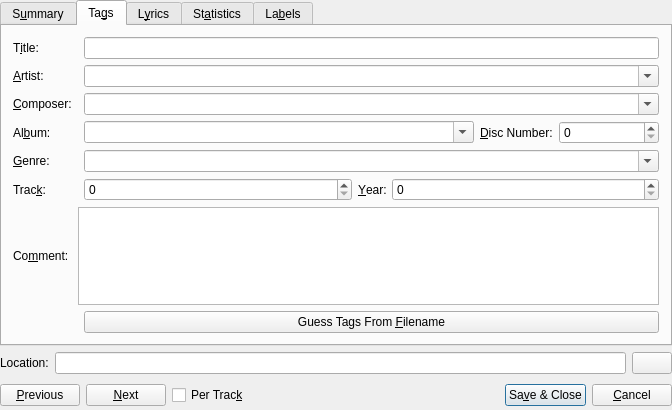
Before: the Qt Designer form src/dialogs/TagDialogBase.ui in KDE/amarok, drawn with Qt 5.
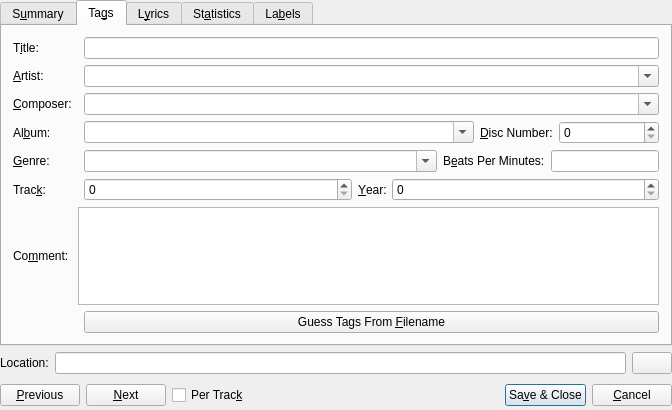
After: the same form once the commit is applied. The open tabs and pages were chosen to show the change. Custom widgets are drawn as their Qt base class.

Commit message: Issue #214056 Ability to edit BPM in Tag Edit Dialog

The edit to the form file:
```diff
--- a/src/dialogs/TagDialogBase.ui
+++ b/src/dialogs/TagDialogBase.ui
@@ -318,22 +318,6 @@
              </property>
             </widget>
            </item>
-           <item row="4" column="2">
-            <widget class="KComboBox" name="kComboBox_genre">
-             <property name="sizePolicy">
-              <sizepolicy hsizetype="Expanding" vsizetype="Fixed">
-               <horstretch>0</horstretch>
-               <verstretch>0</verstretch>
-              </sizepolicy>
-             </property>
-             <property name="editable">
-              <bool>true</bool>
-             </property>
-             <property name="autoCompletion">
-              <bool>false</bool>
-             </property>
-            </widget>
-           </item>
            <item row="5" column="0">
             <widget class="QLabel" name="textLabel1_6_6">
              <property name="text">
@@ -438,6 +422,49 @@
            <item row="6" column="1" colspan="2">
             <widget class="QPlainTextEdit" name="qPlainTextEdit_comment"/>
            </item>
+           <item row="4" column="2">
+            <layout class="QHBoxLayout">
+             <item>
+              <widget class="KComboBox" name="kComboBox_genre">
+               <property name="sizePolicy">
+                <sizepolicy hsizetype="Expanding" vsizetype="Fixed">
+                 <horstretch>0</horstretch>
+                 <verstretch>0</verstretch>
+                </sizepolicy>
+               </property>
+               <property name="editable">
+                <bool>true</bool>
+               </property>
+               <property name="autoCompletion">
+                <bool>false</bool>
+               </property>
+              </widget>
+             </item>
+             <item>
+              <widget class="QLabel" name="textLabel_BPM">
+               <property name="text">
+                <string>B&amp;eats Per Minutes:</string>
+               </property>
+               <property name="buddy">
+                <cstring>kLineEdit_Bpm</cstring>
+               </property>
+              </widget>
+             </item>
+             <item>
+              <widget class="KLineEdit" name="kLineEdit_Bpm">
+               <property name="enabled">
+                <bool>true</bool>
+               </property>
+               <property name="sizePolicy">
+                <sizepolicy hsizetype="Fixed" vsizetype="Fixed">
+                 <horstretch>0</horstretch>
+                 <verstretch>0</verstretch>
+                </sizepolicy>
+               </property>
+              </widget>
+             </item>
+            </layout>
+           </item>
           </layout>
          </item>
         </layout>
```
Left out of the diff: 1 changed line with no effect on the pictures. The commit also changes 2 other files.
